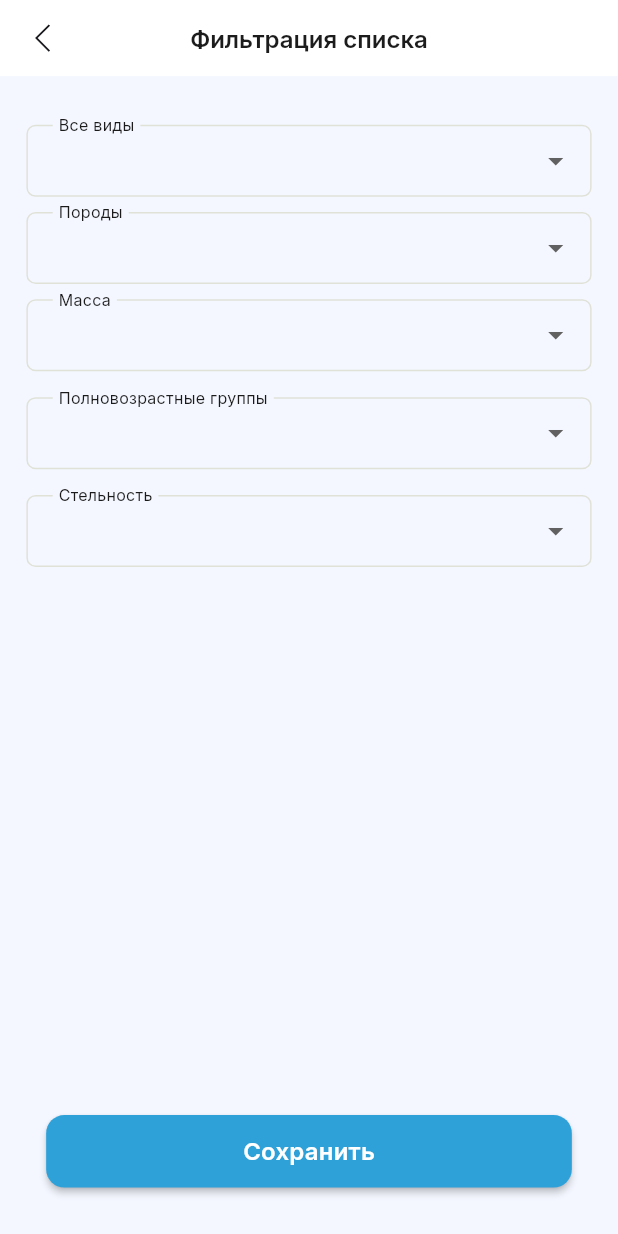
After one commit to z0ld1ck/RanchTracker, a Flutter app: the FilterPage screen opened by its route, on a phone screen of 412 x 824 dp. The commit adds this screen. Run offline on Flutter 3.47's test engine with Material 3 defaults, Android fonts, the phone set to English and light mode, and no system bars; our stand-ins replace flutter_screenutil, flutter_svg, google_fonts, pinput, shared_preferences; accounts and stored records are empty; generated files the repository leaves out were written again.

Commit message:
filter page was added

```diff
--- /dev/null
+++ b/lib/core/widgets/dropdown_button.dart
@@ -0,0 +1,61 @@
+import 'package:flutter/material.dart';
+import 'package:flutter_screenutil/flutter_screenutil.dart';
+import 'package:malshy/core/const/app_colors.dart';
+
+class DropDownFilter extends StatefulWidget {
+  const DropDownFilter({super.key, required this.label, required this.items});
+
+  final String label;
+  final List<DropdownMenuItem<String>> items;
+
+
+  @override
+  State<DropDownFilter> createState() => _DropDownFilterState();
+}
+
+class _DropDownFilterState extends State<DropDownFilter> {
+  String? selectedValue = null;
+  final _dropdownFormKey = GlobalKey<FormState>();
+
+  @override
+  Widget build(BuildContext context) {
+    return Container(
+      padding:EdgeInsets.symmetric(horizontal:16.w),
+      decoration: BoxDecoration(
+        borderRadius: BorderRadius.circular(8.0),
+      ),
+      child: DropdownButtonFormField(
+        decoration: InputDecoration(
+          labelText: widget.label,
+          labelStyle: TextStyle(
+            color: Colors.black,
+            fontWeight: FontWeight.bold,
+          ),
+          focusedBorder: OutlineInputBorder(
+            borderSide: BorderSide(color: AppColors.gray),
+          ),
+          disabledBorder:OutlineInputBorder(
+            borderSide: BorderSide(color: AppColors.gray),
+          ),
+          contentPadding: EdgeInsets.symmetric(horizontal: 16.w),
+        ),
+        value: selectedValue,
+        items: widget.items,
+        onChanged: (value) {
+          setState(() {
+            selectedValue = value as String;
+          });
+        },
+        style: TextStyle(color: Colors.black),
+        selectedItemBuilder: (BuildContext context) {
+          return widget.items.map<Widget>((DropdownMenuItem<String> item) {
+            return Text(
+              item.value!,
+              style: TextStyle(color: Colors.black),
+            );
+          }).toList();
+        },
+      ),
+    );
+  }
+}
--- a/lib/core/widgets/primary_button.dart
+++ b/lib/core/widgets/primary_button.dart
@@ -27,7 +27,7 @@ class PrimaryButton extends StatelessWidget {
   @override
   Widget build(BuildContext context) {
     return SizedBox(
-      width: double.infinity,
+      width:319.w,
       child: MaterialButton(
         height:43.h,
         elevation: elevation,
--- a/lib/features/auth/presentation/page/auth.dart
+++ b/lib/features/auth/presentation/page/auth.dart
@@ -73,7 +73,6 @@ class _AuthPageState extends State<AuthPage> {
                     children: [
                       SizedBox(width: 50.w),
                       Text(
-                        // 'Регистрация',
                         AppLocalizations.of(context)!.registration,
                         textAlign: TextAlign.center,
                         style: Theme.of(context)
@@ -91,7 +90,6 @@ class _AuthPageState extends State<AuthPage> {
                   ),
                   SizedBox(height: 12.h),
                   Text(
-                    // 'Введите номер телефона,и мы отправим вам код подтверждения',
                     AppLocalizations.of(context)!.subtext,
                     textAlign: TextAlign.center,
                     style: Theme.of(context).textTheme.bodySmall!.copyWith(
--- /dev/null
+++ b/lib/presentation/home/nested/filter.dart
@@ -0,0 +1,136 @@
+import 'package:flutter/material.dart';
+import 'package:flutter_screenutil/flutter_screenutil.dart';
+import 'package:flutter_svg/svg.dart';
+import 'package:malshy/core/services/shared_pref.dart';
+import 'package:malshy/core/widgets/dropdown_button.dart';
+
+import '../../../core/const/app_icons.dart';
+import '../../../core/navigation/nav_services.dart';
+import '../../../core/routes/global_routes.dart';
+import '../../../core/widgets/primary_button.dart';
+
+class FilterPage extends StatefulWidget {
+  const FilterPage({super.key});
+
+  @override
+  State<FilterPage> createState() => _FilterPageState();
+}
+
+class _FilterPageState extends State<FilterPage> {
+  @override
+  Widget build(BuildContext context) {
+    return Scaffold(
+      appBar: PreferredSize(
+        preferredSize: Size(double.infinity, 50.h),
+        child: AppBar(
+          title: Text('Фильтрация списка'),
+          centerTitle: true,
+          leading: IconButton(
+            onPressed: () {
+              navService.pushNamed(GlobalRoutes.nav);
+            },
+            icon: SvgPicture.asset(AppIcons.back),
+          ),
+        ),
+      ),
+      body: Column(
+        children: [
+          SizedBox(
+            height: 32.h,
+          ),
+          DropDownFilter(
+            label: 'Все виды',
+            items: const [
+              DropdownMenuItem(
+                value: "КРС",
+                child: Text("КРС"),
+              ),
+              DropdownMenuItem(
+                value: "МРС",
+                child: Text("МРС"),
+              ),
+              DropdownMenuItem(
+                value: "Лошади",
+                child: Text("Лошади"),
+              ),
+            ],
+          ),
+          SizedBox(
+            height: 10.h,
+          ),
+          DropDownFilter(
+            label: 'Породы',
+            items: const [
+              DropdownMenuItem(
+                value: "Голштинская",
+                child: Text("Голштинская"),
+              ),
+              DropdownMenuItem(
+                value: "Немецкая",
+                child: Text("Немецкая"),
+              ),
+            ],
+          ),
+          SizedBox(
+            height: 10.h,
+          ),
+          DropDownFilter(
+            label: 'Масса',
+            items: const [
+              DropdownMenuItem(
+                value: "Все массы",
+                child: Text("Все массы"),
+              ),
+              DropdownMenuItem(
+                value: "Масса",
+                child: Text("Масса"),
+              ),
+            ],
+          ),
+          SizedBox(
+            height: 17.h,
+          ),
+          DropDownFilter(
+            label: 'Полновозрастные группы',
+            items: const [
+              DropdownMenuItem(
+                value: "Все возрасты",
+                child: Text("Все возрасты"),
+              ),
+              DropdownMenuItem(
+                value: "Возраст",
+                child: Text("Возраст"),
+              ),
+            ],
+          ),
+          SizedBox(
+            height: 17.h,
+          ),
+          DropDownFilter(
+            label: 'Стельность',
+            items: const [
+              DropdownMenuItem(
+                value: "Стельны и не стельны",
+                child: Text("Стельны и не стельны"),
+              ),
+              DropdownMenuItem(
+                value: "Не стельны и стельны",
+                child: Text("Не стельны и стельны"),
+              ),
+            ],
+          ),
+          SizedBox(
+            height: 10.h,
+          ),
+          SizedBox(
+            height: 350.h,
+          ),
+          PrimaryButton(
+            text:'Сохранить',
+            onPressed: () {},
+          ),
+        ],
+      ),
+    );
+  }
+}
```
